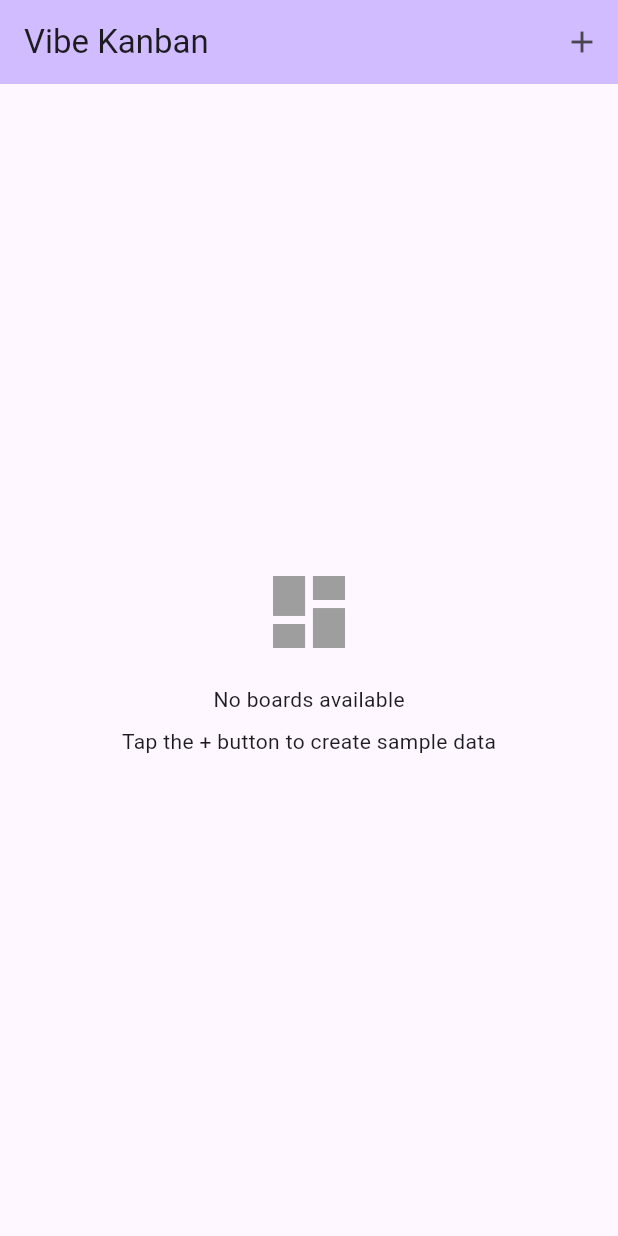
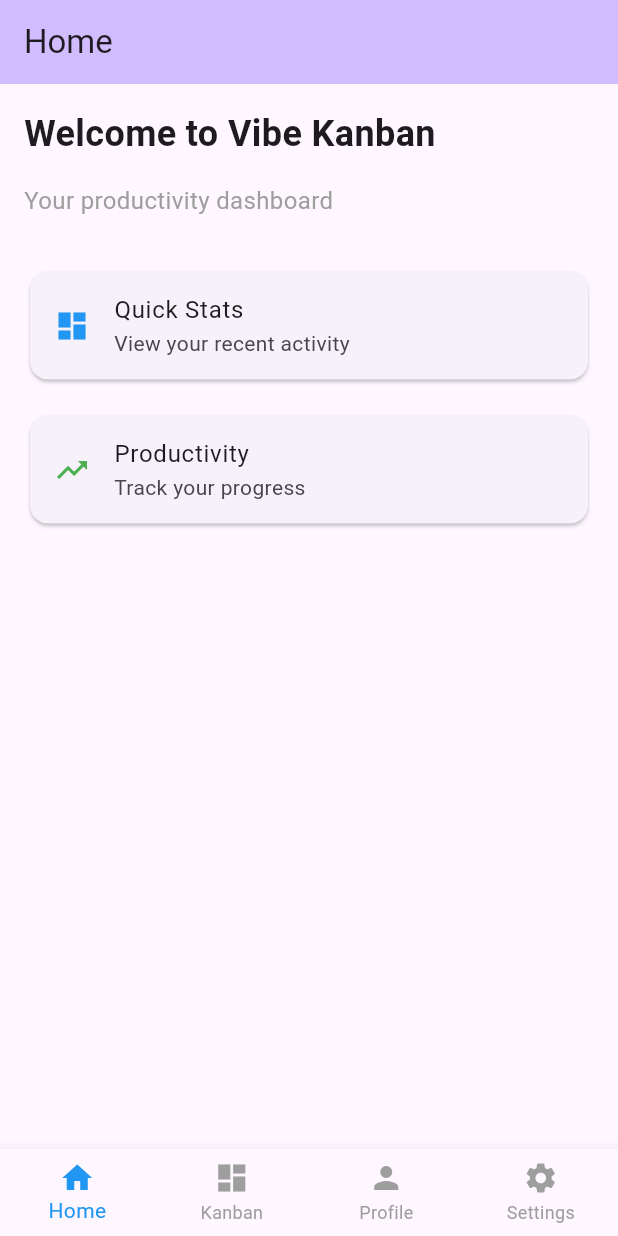
Before and after one commit to kazexd/spend-recording, a Flutter app: the screen it shows after launch, on a phone screen of 412 x 824 dp. Run offline on Flutter 3.47's test engine with Material 3 defaults, Android fonts, the phone set to English and light mode, and no system bars; our stand-ins replace sqflite; accounts and stored records are empty.

Commit message:
add navigation bar at the bottom (vibe-kanban 09cffaab)

```diff
--- a/lib/main.dart
+++ b/lib/main.dart
@@ -1,6 +1,6 @@
 import 'package:flutter/material.dart';
 import 'package:vibe_kanban/database/database_helper.dart';
-import 'package:vibe_kanban/screens/kanban_board.dart';
+import 'package:vibe_kanban/screens/main_navigation.dart';
 
 void main() async {
   WidgetsFlutterBinding.ensureInitialized();
@@ -19,7 +19,7 @@ class VibeKanbanApp extends StatelessWidget {
         primarySwatch: Colors.blue,
         useMaterial3: true,
       ),
-      home: const KanbanBoard(),
+      home: const MainNavigation(),
     );
   }
 }
--- /dev/null
+++ b/lib/screens/home_screen.dart
@@ -0,0 +1,49 @@
+import 'package:flutter/material.dart';
+import 'package:vibe_kanban/screens/kanban_board.dart';
+
+class HomeScreen extends StatelessWidget {
+  const HomeScreen({super.key});
+
+  @override
+  Widget build(BuildContext context) {
+    return Scaffold(
+      appBar: AppBar(
+        title: const Text('Home'),
+        backgroundColor: Theme.of(context).colorScheme.inversePrimary,
+      ),
+      body: const Padding(
+        padding: EdgeInsets.all(16.0),
+        child: Column(
+          crossAxisAlignment: CrossAxisAlignment.start,
+          children: [
+            Text(
+              'Welcome to Vibe Kanban',
+              style: TextStyle(fontSize: 24, fontWeight: FontWeight.bold),
+            ),
+            SizedBox(height: 16),
+            Text(
+              'Your productivity dashboard',
+              style: TextStyle(fontSize: 16, color: Colors.grey),
+            ),
+            SizedBox(height: 32),
+            Card(
+              child: ListTile(
+                leading: Icon(Icons.dashboard, color: Colors.blue),
+                title: Text('Quick Stats'),
+                subtitle: Text('View your recent activity'),
+              ),
+            ),
+            SizedBox(height: 16),
+            Card(
+              child: ListTile(
+                leading: Icon(Icons.trending_up, color: Colors.green),
+                title: Text('Productivity'),
+                subtitle: Text('Track your progress'),
+              ),
+            ),
+          ],
+        ),
+      ),
+    );
+  }
+}
--- /dev/null
+++ b/lib/screens/main_navigation.dart
@@ -0,0 +1,59 @@
+import 'package:flutter/material.dart';
+import 'package:vibe_kanban/screens/home_screen.dart';
+import 'package:vibe_kanban/screens/kanban_board.dart';
+import 'package:vibe_kanban/screens/profile_screen.dart';
+import 'package:vibe_kanban/screens/settings_screen.dart';
+
+class MainNavigation extends StatefulWidget {
+  const MainNavigation({super.key});
+
+  @override
+  State<MainNavigation> createState() => _MainNavigationState();
+}
+
+class _MainNavigationState extends State<MainNavigation> {
+  int _currentIndex = 0;
+
+  final List<Widget> _screens = [
+    const HomeScreen(),
+    const KanbanBoard(),
+    const ProfileScreen(),
+    const SettingsScreen(),
+  ];
+
+  @override
+  Widget build(BuildContext context) {
+    return Scaffold(
+      body: _screens[_currentIndex],
+      bottomNavigationBar: BottomNavigationBar(
+        type: BottomNavigationBarType.fixed,
+        currentIndex: _currentIndex,
+        onTap: (index) {
+          setState(() {
+            _currentIndex = index;
+          });
+        },
+        selectedItemColor: Colors.blue,
+        unselectedItemColor: Colors.grey,
+        items: const [
+          BottomNavigationBarItem(
+            icon: Icon(Icons.home),
+            label: 'Home',
+          ),
+          BottomNavigationBarItem(
+            icon: Icon(Icons.dashboard),
+            label: 'Kanban',
+          ),
+          BottomNavigationBarItem(
+            icon: Icon(Icons.person),
+            label: 'Profile',
+          ),
+          BottomNavigationBarItem(
+            icon: Icon(Icons.settings),
+            label: 'Settings',
+          ),
+        ],
+      ),
+    );
+  }
+}
```
Also changed, not shown: lib/screens/profile_screen.dart (added, +56 -0 lines), lib/screens/settings_screen.dart (added, +57 -0 lines).
